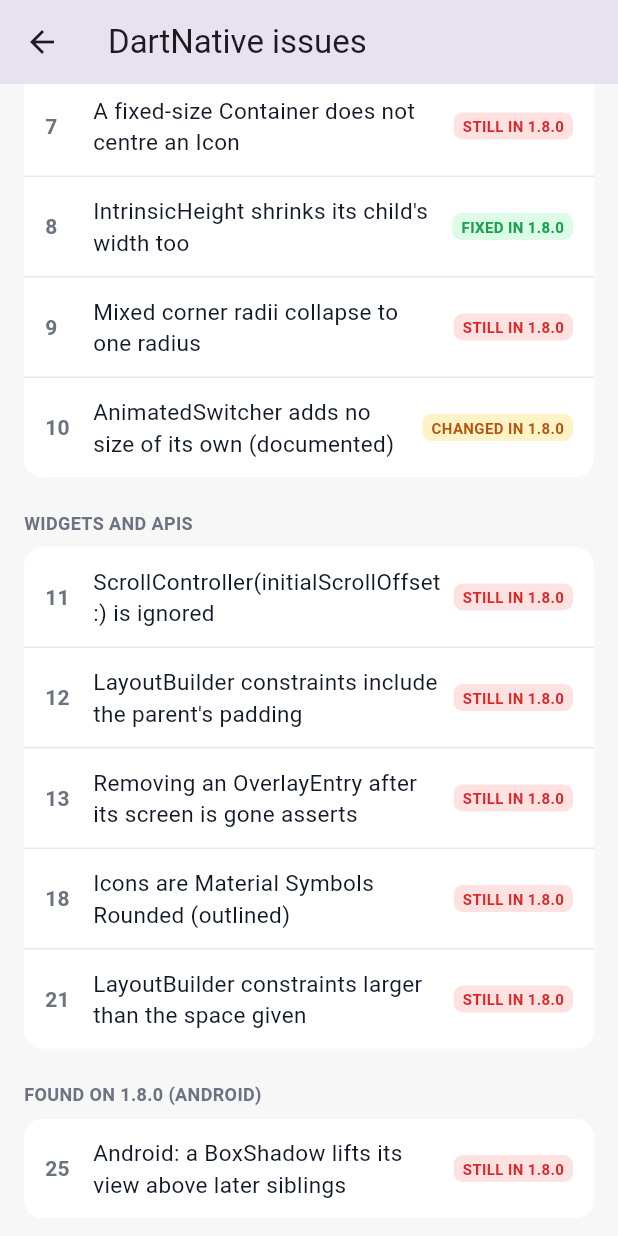
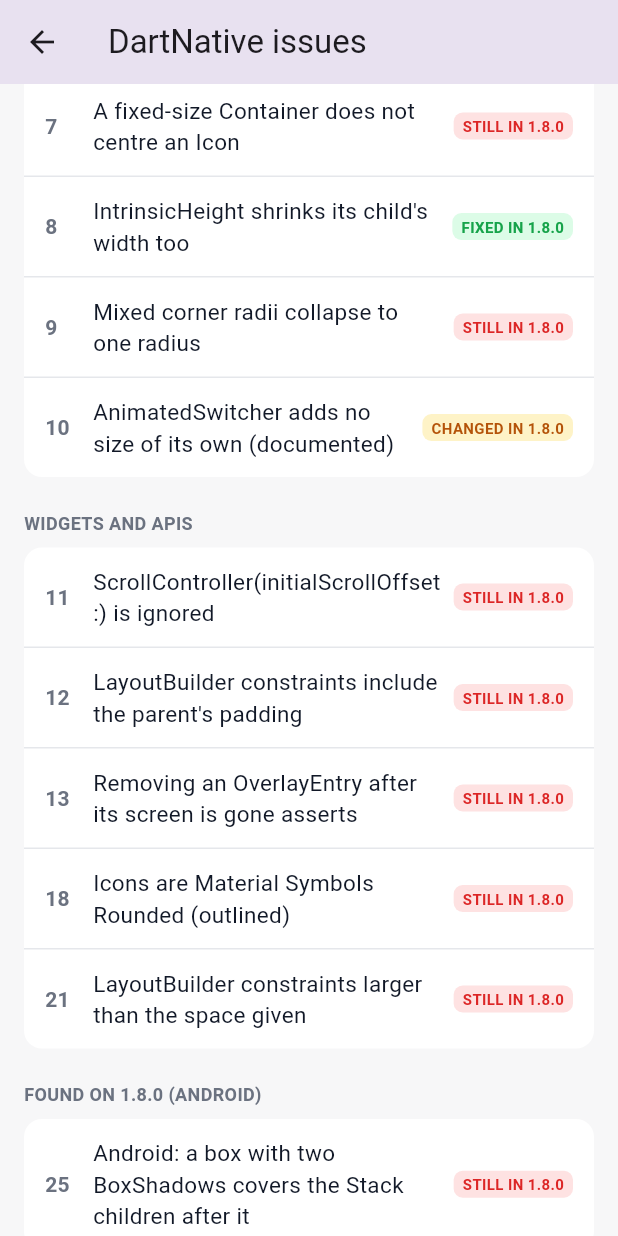
Before and after one commit to edkluivert/dn_issues180, a Flutter app: the IssuesHome screen opened directly, scrolled down 576 dp, on a phone screen of 412 x 824 dp. Run offline on Flutter 3.47's test engine with Material 3 defaults, Android fonts, the phone set to English and light mode, and no system bars; our stand-ins replace dartnative_android, dartnative_ios; missing offline and left inert: dartnative.

Commit message:
Narrow #25 to boxes with two BoxShadows, checked on Android, iOS and Flutter
Co-Authored-By: Claude Opus 5.5 <noreply@anthropic.com>

```diff
--- a/flutter_twin/lib/demos.dart
+++ b/flutter_twin/lib/demos.dart
@@ -515,13 +515,12 @@ class _LayoutHeightScreenState extends State<LayoutHeightScreen> {
 
 // #25 Android: BoxShadow is elevation, so a shadowed sibling covers --------
 
-Widget _avatar() => DecoratedBox(
-  decoration: const BoxDecoration(
-    shape: BoxShape.circle,
-    boxShadow: [
-      BoxShadow(color: Color(0x4D000000), blurRadius: 30, offset: Offset(0, 8)),
-    ],
-  ),
+const _one = [
+  BoxShadow(color: Color(0x4D000000), blurRadius: 30, offset: Offset(0, 8)),
+];
+
+Widget _avatar(List<BoxShadow> shadow) => DecoratedBox(
+  decoration: BoxDecoration(shape: BoxShape.circle, boxShadow: shadow),
   child: Container(
     width: 80,
     height: 80,
@@ -551,14 +550,37 @@ Widget _badge({required List<BoxShadow>? shadow}) => Positioned(
   ),
 );
 
-Widget shadowZRepro(BuildContext _) => Center(
-  child: Stack(children: [_avatar(), _badge(shadow: null)]),
+Widget _probe(String label, Widget child) => Column(
+  children: [
+    child,
+    const SizedBox(height: 6),
+    Text(label, style: const TextStyle(fontSize: 10, color: muted)),
+  ],
+);
+
+const _two = [
+  BoxShadow(color: Color(0x0A000000), blurRadius: 4, offset: Offset(0, 2)),
+  BoxShadow(color: Color(0x4D000000), blurRadius: 30, offset: Offset(0, 8)),
+];
+
+Widget shadowZRepro(BuildContext _) => Row(
+  mainAxisAlignment: MainAxisAlignment.spaceEvenly,
+  children: [
+    _probe(
+      'One BoxShadow',
+      Stack(children: [_avatar(_one), _badge(shadow: null)]),
+    ),
+    _probe(
+      'Two BoxShadows',
+      Stack(children: [_avatar(_two), _badge(shadow: null)]),
+    ),
+  ],
 );
 
 Widget shadowZFixed(BuildContext _) => Center(
   child: Stack(
     children: [
-      _avatar(),
+      _avatar(_two),
       _badge(
         shadow: const [BoxShadow(color: Color(0x01000000), blurRadius: 32)],
       ),
--- a/lib/demos.dart
+++ b/lib/demos.dart
@@ -518,13 +518,12 @@ class _LayoutHeightScreenState extends State<LayoutHeightScreen> {
 
 // #25 Android: BoxShadow is elevation, so a shadowed sibling covers --------
 
-Widget _avatar() => DecoratedBox(
-  decoration: const BoxDecoration(
-    shape: BoxShape.circle,
-    boxShadow: [
-      BoxShadow(color: Color(0x4D000000), blurRadius: 30, offset: Offset(0, 8)),
-    ],
-  ),
+const _one = [
+  BoxShadow(color: Color(0x4D000000), blurRadius: 30, offset: Offset(0, 8)),
+];
+
+Widget _avatar(List<BoxShadow> shadow) => DecoratedBox(
+  decoration: BoxDecoration(shape: BoxShape.circle, boxShadow: shadow),
   child: Container(
     width: 80,
     height: 80,
@@ -554,14 +553,37 @@ Widget _badge({required List<BoxShadow>? shadow}) => Positioned(
   ),
 );
 
-Widget shadowZRepro(BuildContext _) => Center(
-  child: Stack(children: [_avatar(), _badge(shadow: null)]),
+Widget _probe(String label, Widget child) => Column(
+  children: [
+    child,
+    const SizedBox(height: 6),
+    Text(label, style: const TextStyle(fontSize: 10, color: muted)),
+  ],
+);
+
+const _two = [
+  BoxShadow(color: Color(0x0A000000), blurRadius: 4, offset: Offset(0, 2)),
+  BoxShadow(color: Color(0x4D000000), blurRadius: 30, offset: Offset(0, 8)),
+];
+
+Widget shadowZRepro(BuildContext _) => Row(
+  mainAxisAlignment: MainAxisAlignment.spaceEvenly,
+  children: [
+    _probe(
+      'One BoxShadow',
+      Stack(children: [_avatar(_one), _badge(shadow: null)]),
+    ),
+    _probe(
+      'Two BoxShadows',
+      Stack(children: [_avatar(_two), _badge(shadow: null)]),
+    ),
+  ],
 );
 
 Widget shadowZFixed(BuildContext _) => Center(
   child: Stack(
     children: [
-      _avatar(),
+      _avatar(_two),
       _badge(
         shadow: const [BoxShadow(color: Color(0x01000000), blurRadius: 32)],
       ),
--- a/lib/issue.dart
+++ b/lib/issue.dart
@@ -30,6 +30,7 @@ class Issue {
     this.run,
     this.status,
     this.statusNote,
+    this.foundIn = '1.5.0',
   });
 
   final int number;
@@ -63,6 +64,9 @@ class Issue {
   /// unless [statusNote] says otherwise). Null: not checked.
   final Status? status;
   final String? statusNote;
+
+  /// The DartNative release the issue was found on.
+  final String foundIn;
 
   bool get isLive =>
       repro != null || reproScreen != null || run != null;
@@ -193,7 +197,7 @@ class IssueScreen extends StatelessWidget {
           ],
           const SizedBox(height: 14),
           _Fact('Flutter', i.flutter),
-          _Fact('DartNative (1.5.0, when found)', i.dartnative),
+          _Fact('DartNative ${i.foundIn}, when found', i.dartnative),
           if (i.workaround != null) _Fact('Workaround', i.workaround!),
           if (i.note != null) _Fact('Note', i.note!),
           if (i.repro != null) ...[
--- a/lib/issues.dart
+++ b/lib/issues.dart
@@ -207,18 +207,23 @@ final sections = <IssueSection>[
   IssueSection('Found on 1.8.0 (Android)', [
     const Issue(
       number: 25,
+      foundIn: '1.8.0',
       status: Status.still,
-      statusNote: 'Seen on the Pixel 9 Pro emulator (Android 16). iOS is not affected.',
-      title: 'Android: a BoxShadow lifts its view above later siblings',
-      flutter: 'Stack children paint in order: the badge is on top of the '
-          'shadowed avatar.',
-      dartnative: 'On Android a BoxShadow is view elevation, so the '
-          'shadowed avatar covers the badge after it. iOS is fine.',
+      statusNote: 'Seen on the Pixel 9 Pro emulator (Android 16).',
+      title: 'Android: a box with two BoxShadows covers the Stack children '
+          'after it',
+      flutter: 'Stack children paint in order: the camera badge is on top '
+          'of the avatar, whatever its shadow.',
+      dartnative: 'On Android, when the avatar\'s decoration has two or '
+          'more BoxShadows, the avatar covers the badge placed after it in '
+          'the Stack. With one BoxShadow (even with a spreadRadius) the '
+          'badge stays on top.',
       workaround: 'Give the badge BoxShadow(color: Color(0x01000000), '
-          'blurRadius: larger than the other). Alpha 0 is skipped and does '
-          'not work.',
-      note: 'Found in LevelSchool on the Pixel 9 Pro emulator (API 36). '
-          'Look at this one on Android.',
+          'blurRadius: 32), larger than the avatar\'s. A shadow with alpha 0 '
+          'does not work.',
+      note: 'Found in LevelSchool: its card shadow (--sh2) has two layers, '
+          'and the profile photo hid its camera badge. Look at this one on '
+          'Android.',
       repro: shadowZRepro,
       fixed: shadowZFixed,
     ),
```
Also changed, not shown: 4 other files.
